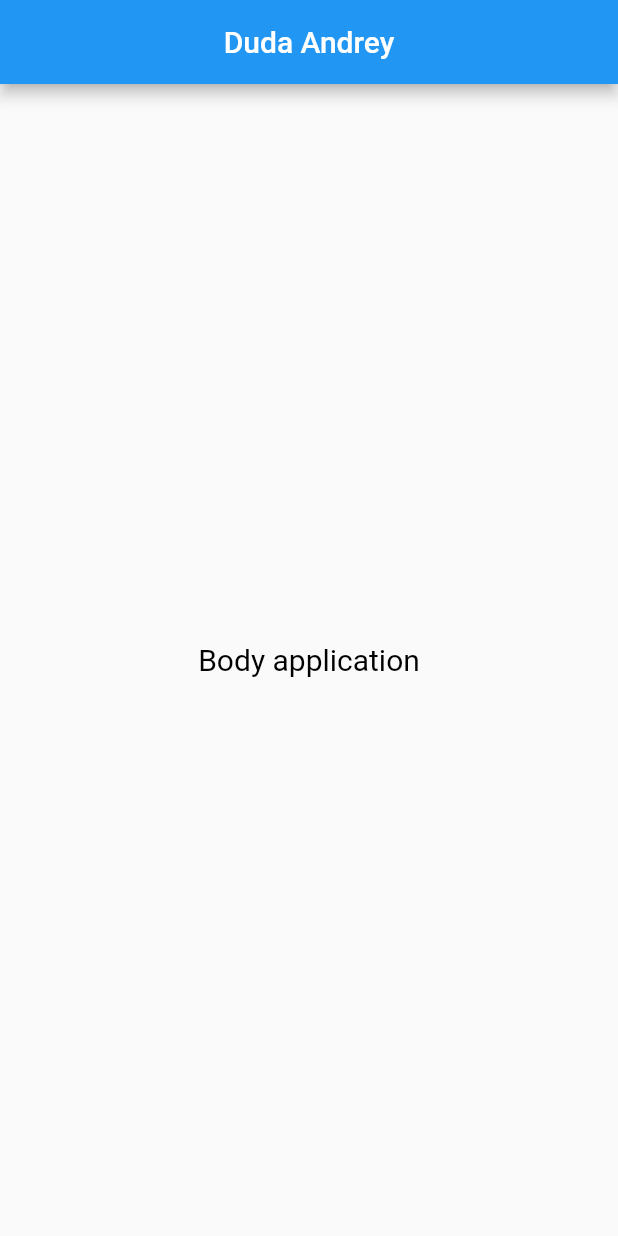
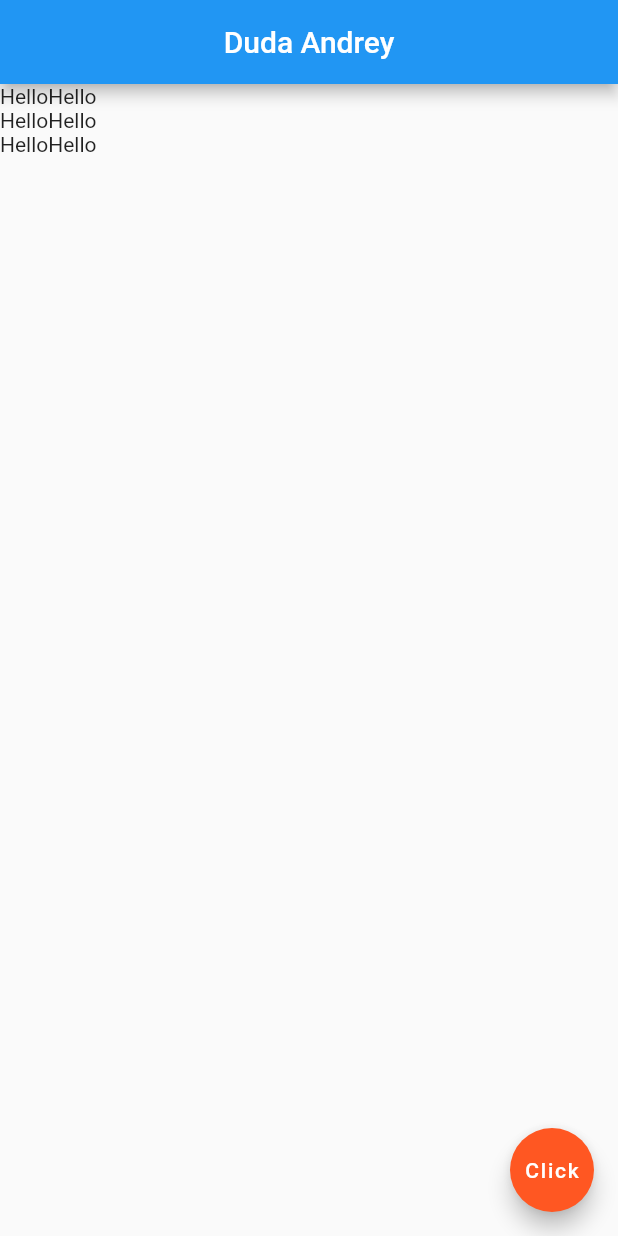
Before and after one commit to AndreyDuda/flutter, a Flutter app: the screen it shows after launch, on a phone screen of 412 x 824 dp. Run offline on Flutter 3.47's test engine with Material 2 defaults, Android fonts, the phone set to English and light mode, and no system bars; Roboto replaces fonts that are missing (Times new Roman).

Commit message:
row and column

```diff
--- a/lib/main.dart
+++ b/lib/main.dart
@@ -17,13 +17,31 @@ class MyApp extends StatelessWidget {
           title: Text('Duda Andrey'),
           centerTitle: true,
         ),
-        body: Center(
-          child: Text('Body application', style: TextStyle(
-            fontSize: 20,
-            color: Colors.black,
-            fontFamily: 'Times new Roman'
-        )
-          ),),
+        body: Row(
+          children: [
+            Column(
+              children: [
+                Text('Hello'),
+                Text('Hello'),
+                Text('Hello'),
+              ],
+            ),
+            Column(
+              children: [
+                Text('Hello'),
+                Text('Hello'),
+                Text('Hello'),
+              ],
+            )
+          ],
+        ),
+        floatingActionButton: FloatingActionButton(
+          child: Text('Click'),
+          backgroundColor: Colors.deepOrange,
+          onPressed: () {
+            print('click');
+          },
+        ),
       ),
     );
   }
```
